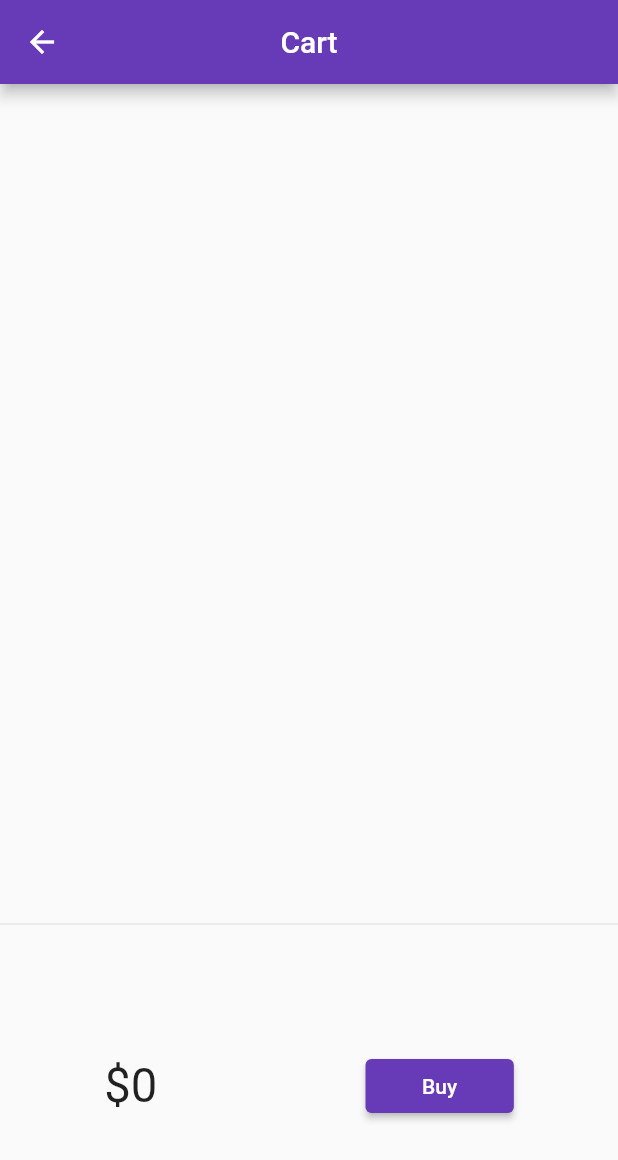
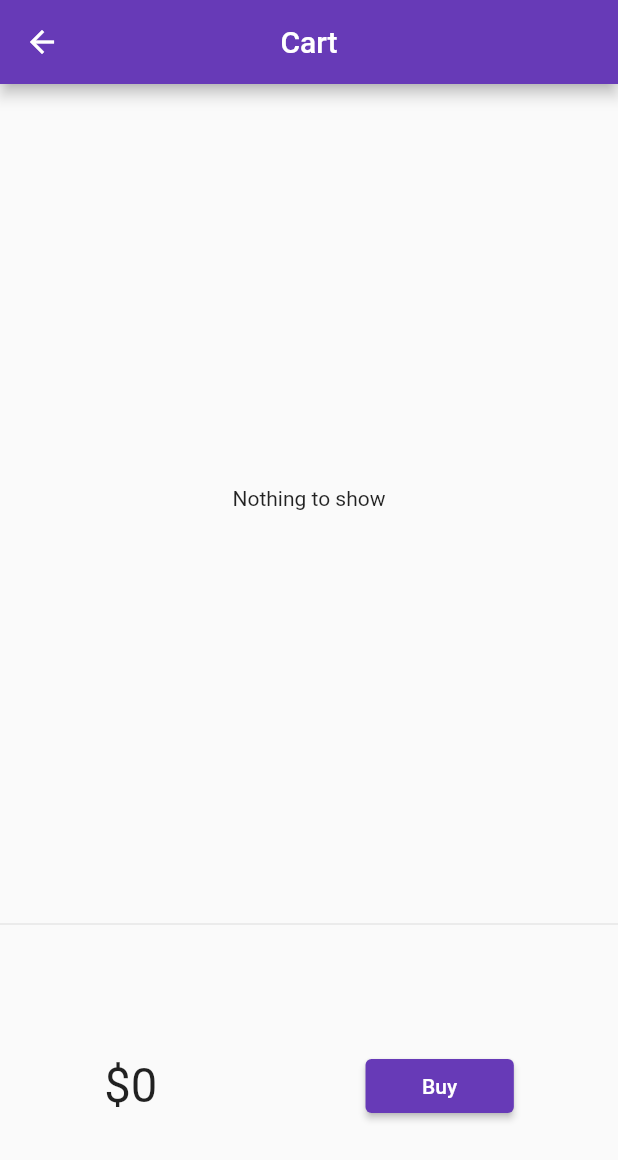
Before and after one commit to Mehul-Kumar-27/Flutter, a Flutter app: the CartPage screen opened by its route, on a phone screen of 412 x 824 dp. Shown: the top 1160 px of the screen. Run offline on Flutter 3.47's test engine with Material 2 defaults, Android fonts, the phone set to English and light mode, and no system bars; our stand-ins replace velocity_x.

Commit message:
Add to cart functionality using singelton objects

```diff
--- a/lib/main.dart
+++ b/lib/main.dart
@@ -20,7 +20,7 @@ class MyApp extends StatelessWidget {
       routes: {
         "/": (context) => LoginPage(),
         MyRoutes.homePage: (context) => HomePage(),
-        MyRoutes.cartPage:(context) => CartPage(),
+        MyRoutes.cartPage: (context) => CartPage(),
       },
     );
   }
--- a/lib/models/cartModel.dart
+++ b/lib/models/cartModel.dart
@@ -1,26 +1,33 @@
 import 'package:codepur/models/catalog.dart';
 
 class CartModel {
+  static final cartModel = CartModel._internal();
+
+  CartModel._internal();
+
+  factory CartModel() => cartModel;
+
   // Catalog field
-  late CatalogueModel _catalog;
+  CatalogueModel? _catalog;
 
   //List to store the item Ids
   List<int> _itemIds = [];
 
   // get catalog
-  CatalogueModel get catalog => _catalog;
+  CatalogueModel? get catalog => _catalog;
 
-  set catalog(CatalogueModel newCatalog) {
+  // set catalog in cart model
+  set catalog(CatalogueModel? newCatalog) {
     _catalog = newCatalog;
   }
 
   // add items in the cart
-  List<Item> get items => _itemIds.map((id) => _catalog.getById(id)).toList();
+  List<Item?> get items => _itemIds.map((id) => _catalog?.getById(id)).toList();
 
   // get toatal price
 
-  num get toatlPrice =>
-      items.fold(0, (total, current) => total + current.price);
+  int? get toatlPrice =>
+      items.fold(0, (total, current) => total! + current!.price);
 
   //Add items in the list
 
@@ -32,71 +39,3 @@ class CartModel {
     _itemIds.remove(items.id);
   }
 }
-
-
-
-
-
-
-
-
-
-
-
-
-
-
-
-
-
-
-
-
-
-
-
-
-
-
-
-
-
-// import 'package:codepur/models/catalog.dart';
-
-// class CartModel {
-//   // static final cartModel = CartModel._internal();
-
-//   // CartModel._internal();
-
-//   // factory CartModel() => cartModel;
-//   // Catalog field
-//   late CatalogueModel _catalog;
-
-//   //List to store the item Ids
-//   List<int> _itemIds = [];
-
-//   // get catalog
-//   CatalogueModel get catalog => _catalog;
-
-//   set catalog(CatalogueModel newCatalog) {
-//     _catalog = newCatalog;
-//   }
-
-//   // add items in the cart
-//   List<Item?> get items => _itemIds.map((id) => _catalog.getById(id)).toList();
-
-//   // get toatal price
-
-//   num get toatlPrice =>
-//       items.fold(0, (total, current) => total + current.price);
-
-//   //Add items in the list
-
-//   void add(Item items) {
-//     _itemIds.add(items.id);
-//   }
-
-//   void remove(Item items) {
-//     _itemIds.remove(items.id);
-//   }
-// }
--- a/lib/models/catalog.dart
+++ b/lib/models/catalog.dart
@@ -21,7 +21,7 @@ class Item {
   final int id;
   final String name;
   final String desc;
-  final num price;
+  final int price;
   final String color;
   final String image;
 
@@ -31,7 +31,7 @@ class Item {
     int? id,
     String? name,
     String? desc,
-    num? price,
+    int? price,
     String? color,
     String? image,
   }) {
--- a/lib/pages/cartPage.dart
+++ b/lib/pages/cartPage.dart
@@ -62,12 +62,14 @@ class _CartListState extends State<CartList> {
   final _cart = CartModel();
   @override
   Widget build(BuildContext context) {
-    return ListView.builder(
+    return _cart.items.isEmpty
+        ? "Nothing to show".text.make().centered()
+        : ListView.builder(
             itemCount: _cart.items.length,
             itemBuilder: ((context, index) => ListTile(
                   leading: Icon(CupertinoIcons.right_chevron),
                   trailing: IconButton(
-                icon: Icon(Icons.read_more_outlined),
+                    icon: Icon(CupertinoIcons.check_mark),
                     onPressed: () {},
                   ),
                   title: CatalogueModel.items![index].name.text.make(),
```
Also changed, not shown: lib/widget/HomepageWidgets/catalog_list.dart (+7 -4 lines). Lines whose indentation alone changed are shown as unchanged.
